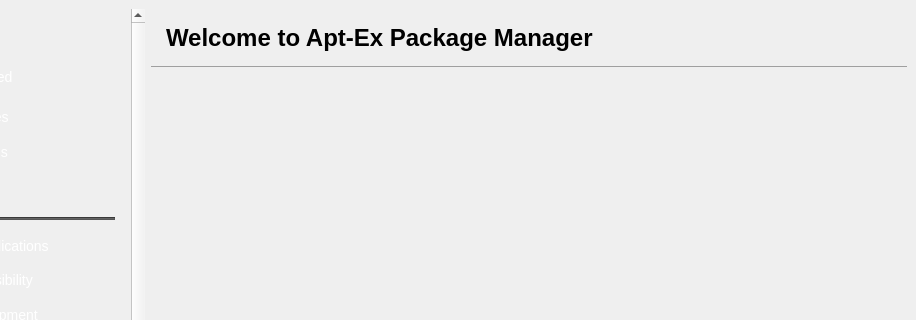
anocweb/apt-ex-package-manager, file src/ui/windows/main_window.ui: the form before one commit; both pictures show x 84 to 1000 and y 0 to 320 of the 1000 by 700 pixel window.
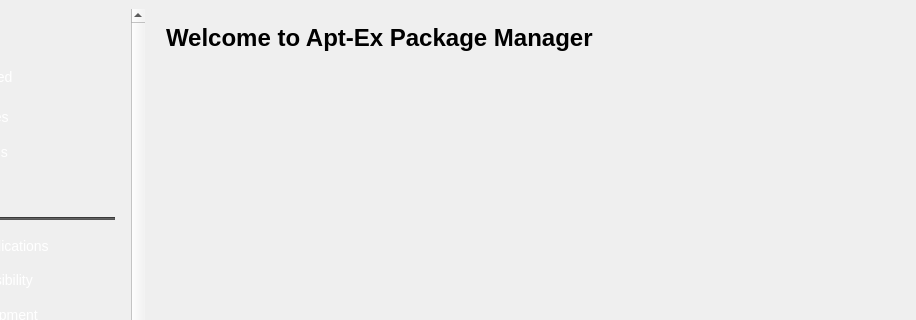
The form after the commit.

What changed in the file:
```diff
--- a/src/ui/windows/main_window.ui
+++ b/src/ui/windows/main_window.ui
@@ -289,7 +289,7 @@
           </size>
          </property>
          <property name="styleSheet">
-          <string>border-bottom: 1px solid palette(dark);</string>
+          <string></string>
          </property>
          <layout class="QHBoxLayout" name="headerLayout">
           <property name="leftMargin">
```
